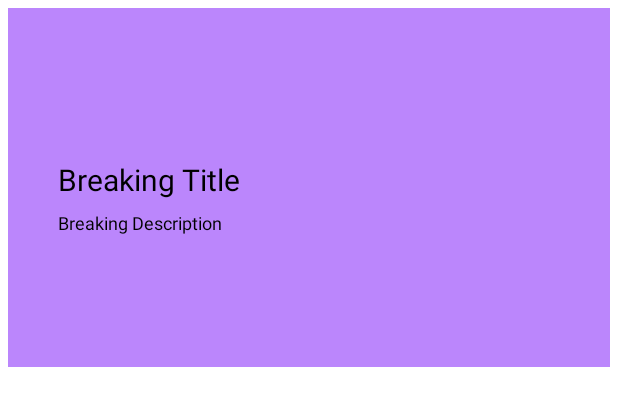
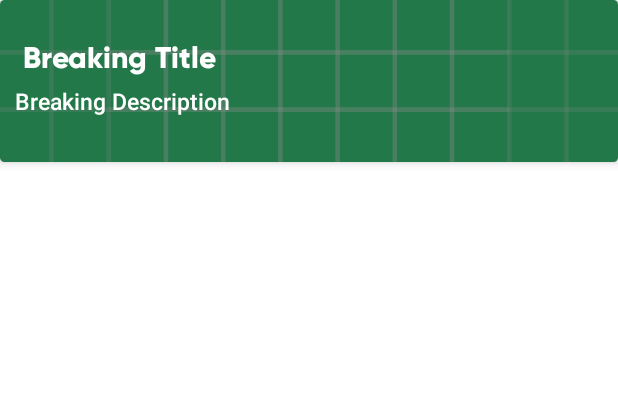
Before and after one commit to tashuseyin/News-App, an Android app: the layout breaking_rowitem.xml on its own in the app's theme, with its tools: preview values and no code run, on a phone screen of 412 x 824 dp. Shown: the top 406 px of the screen. Run offline under Robolectric (Android 15) with nearby library versions, the phone set to English and light mode, and no system bars.

Commit message:
[WIP] card design and progress bar

```diff
--- a/app/build.gradle
+++ b/app/build.gradle
@@ -46,6 +46,7 @@ dependencies {
     implementation 'androidx.constraintlayout:constraintlayout:2.0.4'
     implementation 'androidx.legacy:legacy-support-v4:1.0.0'
 
+
     // Nav
     implementation 'androidx.navigation:navigation-fragment-ktx:2.3.5'
     implementation 'androidx.navigation:navigation-ui-ktx:2.3.5'
--- a/app/src/main/res/layout/breaking_rowitem.xml
+++ b/app/src/main/res/layout/breaking_rowitem.xml
@@ -1,40 +1,49 @@
 <?xml version="1.0" encoding="utf-8"?>
-<RelativeLayout xmlns:android="http://schemas.android.com/apk/res/android"
+<androidx.cardview.widget.CardView xmlns:android="http://schemas.android.com/apk/res/android"
+    xmlns:app="http://schemas.android.com/apk/res-auto"
     android:layout_width="match_parent"
-    android:layout_height="250dp"
-    android:padding="5dp"
-    android:orientation="horizontal">
+    android:layout_height="wrap_content"
+    android:layout_marginBottom="10dp"
+    app:cardCornerRadius="3dp"
+    app:cardElevation="4dp">
 
     <ImageView
         android:id="@+id/imageBreaking"
         android:layout_width="match_parent"
-        android:layout_height="match_parent"
-        android:background="@color/purple_200" />
+        android:layout_height="wrap_content"
+        android:layout_alignParentStart="true"
+        android:layout_alignParentTop="true"
+        android:scaleType="centerCrop"
+        android:src="@drawable/ic_launcher_background"
+        android:tintMode="src_atop"
+        app:tint="@color/imagetintcolor" />
+
+    <LinearLayout
+        android:layout_width="wrap_content"
+        android:layout_height="wrap_content"
+        android:layout_alignParentStart="true"
+        android:layout_alignParentBottom="true"
+        android:layout_marginStart="10dp"
+        android:layout_marginTop="20dp"
+        android:orientation="vertical">
 
         <TextView
             android:id="@+id/breakingTitle"
             android:layout_width="wrap_content"
             android:layout_height="wrap_content"
-        android:layout_alignParentStart="true"
-        android:layout_alignParentBottom="true"
-        android:layout_centerVertical="true"
-        android:layout_marginStart="33dp"
-        android:layout_marginBottom="111dp"
+            android:fontFamily="@font/g_bold"
+            android:padding="5dp"
             android:text="Breaking Title"
-        android:textColor="@color/black"
+            android:textColor="@color/white"
             android:textSize="20sp" />
 
         <TextView
             android:id="@+id/breakingDescription"
             android:layout_width="wrap_content"
             android:layout_height="wrap_content"
-        android:layout_alignParentStart="true"
-        android:layout_alignParentBottom="true"
-        android:layout_marginStart="33dp"
-        android:layout_marginBottom="88dp"
+            android:fontFamily="sans-serif-medium"
             android:text="Breaking Description"
-        android:textColor="@color/black"
-        android:textSize="12sp" />
-
-
-</RelativeLayout>
+            android:textColor="@color/white"
+            android:textSize="15sp" />
+    </LinearLayout>
+</androidx.cardview.widget.CardView>
--- a/app/src/main/res/values/colors.xml
+++ b/app/src/main/res/values/colors.xml
@@ -7,4 +7,5 @@
     <color name="teal_700">#FF018786</color>
     <color name="black">#FF000000</color>
     <color name="white">#FFFFFFFF</color>
+    <color name="imagetintcolor">#74000000</color>
 </resources>
--- a/app/src/main/res/values/strings.xml
+++ b/app/src/main/res/values/strings.xml
@@ -5,4 +5,5 @@
     <string name="breaking">Breaking</string>
     <string name="all_news">All News</string>
     <string name="favorites">Favorites</string>
+    <string name="loading">Loading...</string>
 </resources>
--- a/app/src/main/res/values/themes.xml
+++ b/app/src/main/res/values/themes.xml
@@ -12,5 +12,9 @@
         <!-- Status bar color. -->
         <item name="android:statusBarColor" tools:targetApi="l">?attr/colorPrimaryVariant</item>
         <!-- Customize your theme here. -->
+
+        <item name="windowActionBar">false</item>
+        <item name="windowNoTitle">true</item>
+
     </style>
 </resources>
```
Also changed, not shown: app/src/main/java/com/example/newsapp/MainActivity.kt (+5 -7 lines), app/src/main/java/com/example/newsapp/ui/AllNewsFragment.kt (+13 -44 lines), app/src/main/java/com/example/newsapp/ui/BreakingFragment.kt (+8 -0 lines), app/src/main/java/com/example/newsapp/ui/FavoritesFragment.kt (+11 -42 lines), app/src/main/res/layout/fragment_breaking.xml (+29 -4 lines), app/src/main/res/font/g_bold.otf (added), app/src/main/res/font/g_light.otf (added). Lines whose indentation alone changed are shown as unchanged.
